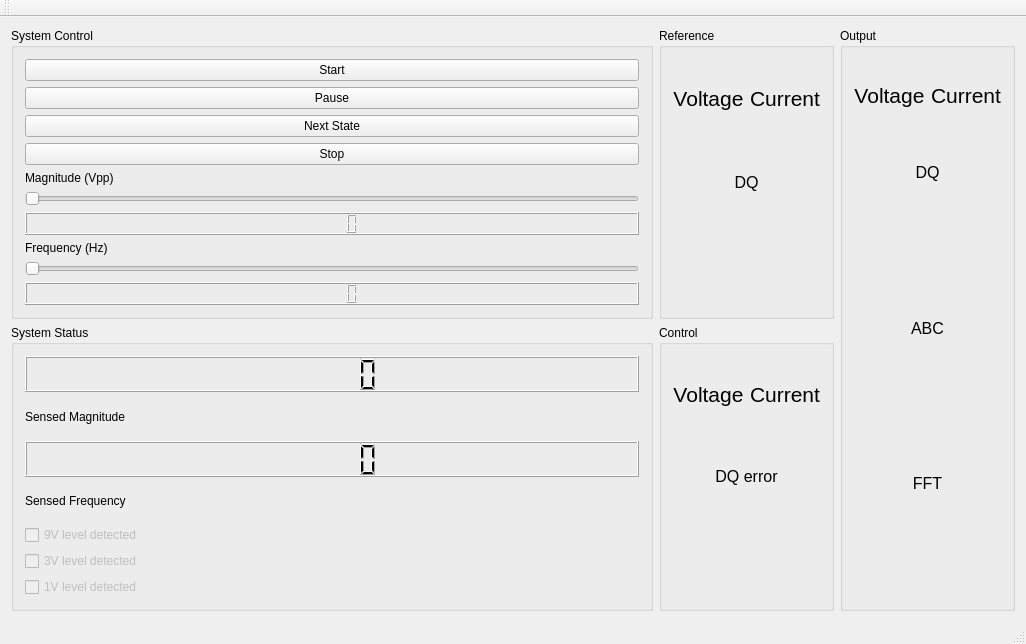
Old version of the form UI/mainwindow.ui in the repository AKremor/capstone.
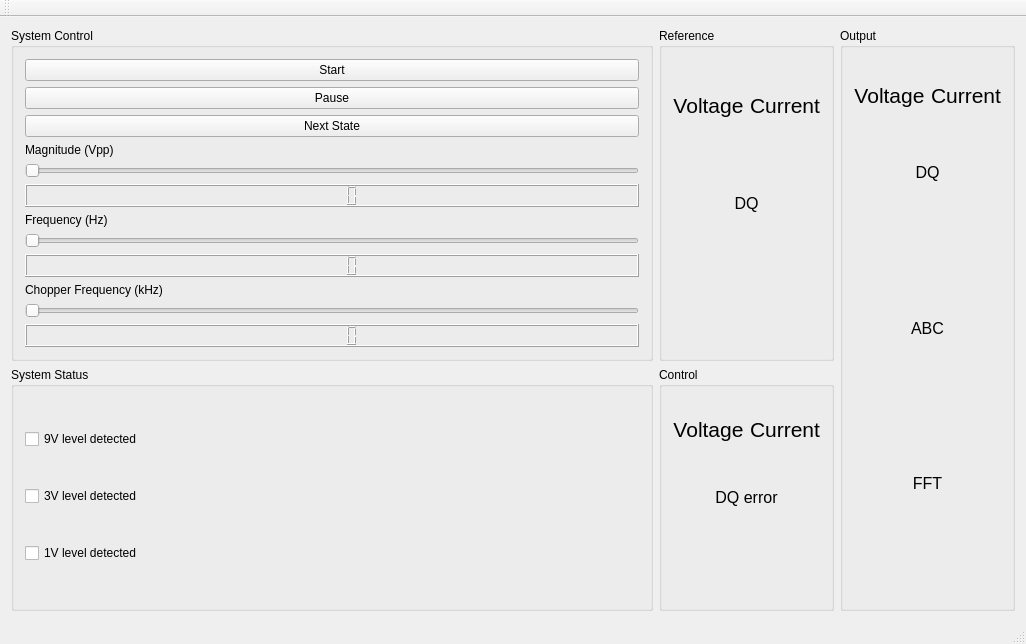
New version of the form. Custom widgets are drawn as their Qt base class.

```diff
--- a/UI/mainwindow.ui
+++ b/UI/mainwindow.ui
@@ -21,30 +21,10 @@
        <string>System Status</string>
       </property>
       <layout class="QVBoxLayout" name="verticalLayout">
-       <item>
-        <widget class="QLCDNumber" name="sensed_magnitude"/>
-       </item>
-       <item>
-        <widget class="QLabel" name="sensed_magnitude_label">
-         <property name="text">
-          <string>Sensed Magnitude</string>
-         </property>
-        </widget>
-       </item>
-       <item>
-        <widget class="QLCDNumber" name="sensed_frequency"/>
-       </item>
-       <item>
-        <widget class="QLabel" name="sensed_frequency_label">
-         <property name="text">
-          <string>Sensed Frequency</string>
-         </property>
-        </widget>
-       </item>
        <item>
         <widget class="QCheckBox" name="level_9_detect">
          <property name="enabled">
-          <bool>false</bool>
+          <bool>true</bool>
          </property>
          <property name="text">
           <string>9V level detected</string>
@@ -57,7 +37,7 @@
        <item>
         <widget class="QCheckBox" name="level_3_detect">
          <property name="enabled">
-          <bool>false</bool>
+          <bool>true</bool>
          </property>
          <property name="text">
           <string>3V level detected</string>
@@ -70,7 +50,7 @@
        <item>
         <widget class="QCheckBox" name="level_1_detect">
          <property name="enabled">
-          <bool>false</bool>
+          <bool>true</bool>
          </property>
          <property name="text">
           <string>1V level detected</string>
@@ -110,13 +90,6 @@
          </property>
         </widget>
        </item>
-       <item>
-        <widget class="QPushButton" name="stop_button">
-         <property name="text">
-          <string>Stop</string>
-         </property>
-        </widget>
-       </item>
        <item>
         <widget class="QLabel" name="mangitude_slider_label">
          <property name="text">
@@ -160,6 +133,29 @@
        <item>
         <widget class="QLCDNumber" name="frequency_number"/>
        </item>
+       <item>
+        <widget class="QLabel" name="chopper_hz_slider_label">
+         <property name="text">
+          <string>Chopper Frequency (kHz)</string>
+         </property>
+        </widget>
+       </item>
+       <item>
+        <widget class="QSlider" name="chopper_hz_slider">
+         <property name="minimum">
+          <number>1</number>
+         </property>
+         <property name="maximum">
+          <number>100</number>
+         </property>
+         <property name="orientation">
+          <enum>Qt::Horizontal</enum>
+         </property>
+        </widget>
+       </item>
+       <item>
+        <widget class="QLCDNumber" name="chopper_hz_number"/>
+       </item>
       </layout>
      </widget>
     </item>
```
